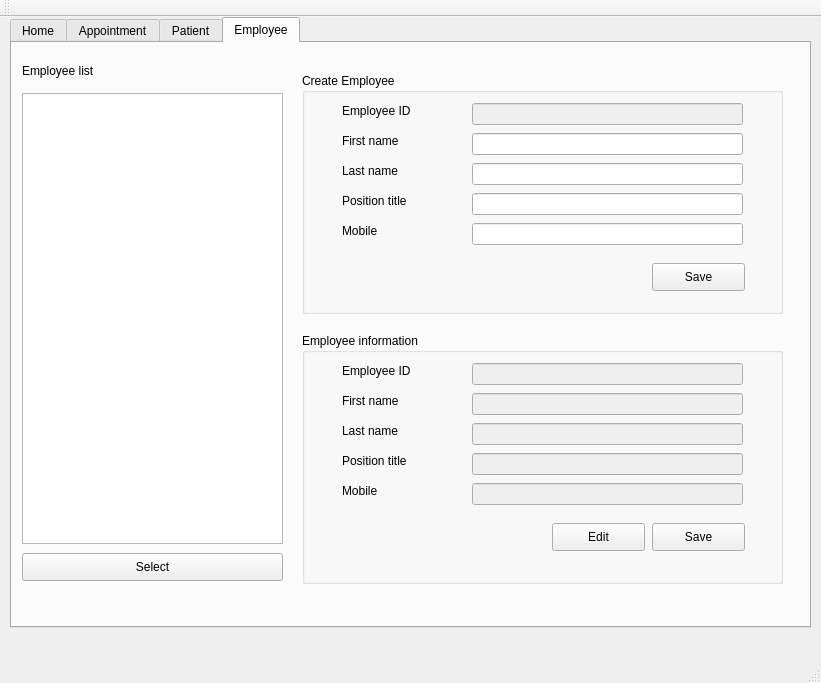
Before: the Qt Designer form DoctorsOffice/doctorsoffice.ui in katrinealmas/DAVE3605-Final-assignment, drawn with Qt 5.
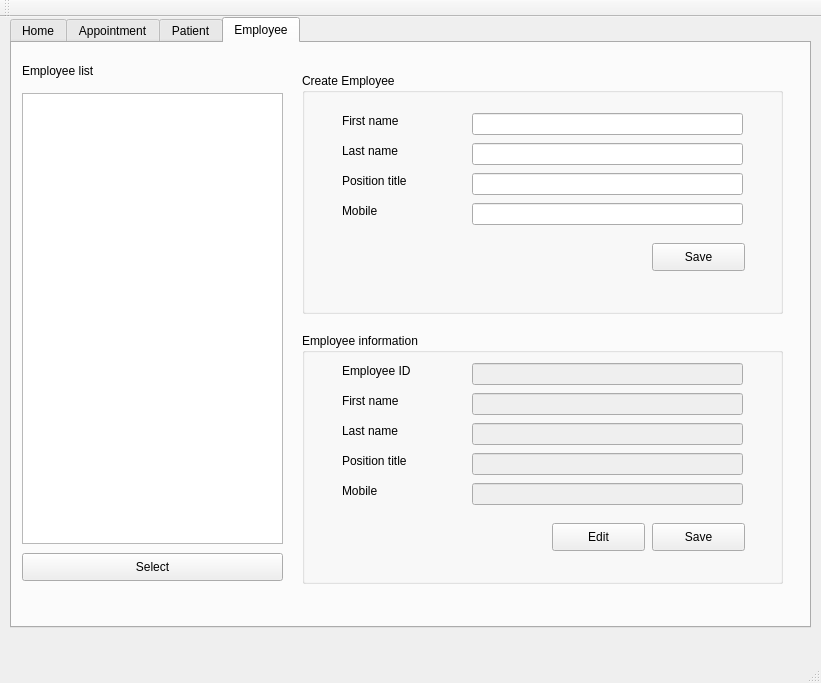
After: the same form once the commit is applied. The open tabs and pages were chosen to show the change.

Patch:
```diff
--- a/DoctorsOffice/doctorsoffice.ui
+++ b/DoctorsOffice/doctorsoffice.ui
@@ -988,24 +988,11 @@
       <property name="title">
        <string>Create Employee</string>
       </property>
-      <widget class="QLabel" name="createEmployeeIdLabel">
-       <property name="geometry">
-        <rect>
-         <x>40</x>
-         <y>30</y>
-         <width>71</width>
-         <height>16</height>
-        </rect>
-       </property>
-       <property name="text">
-        <string>Employee ID</string>
-       </property>
-      </widget>
       <widget class="QLabel" name="createEmployeeFirstLabel">
        <property name="geometry">
         <rect>
          <x>40</x>
-         <y>60</y>
+         <y>40</y>
          <width>61</width>
          <height>16</height>
         </rect>
@@ -1018,7 +1005,7 @@
        <property name="geometry">
         <rect>
          <x>40</x>
-         <y>90</y>
+         <y>70</y>
          <width>61</width>
          <height>16</height>
         </rect>
@@ -1031,7 +1018,7 @@
        <property name="geometry">
         <rect>
          <x>40</x>
-         <y>120</y>
+         <y>100</y>
          <width>71</width>
          <height>16</height>
         </rect>
@@ -1044,7 +1031,7 @@
        <property name="geometry">
         <rect>
          <x>40</x>
-         <y>150</y>
+         <y>130</y>
          <width>41</width>
          <height>16</height>
         </rect>
@@ -1053,24 +1040,11 @@
         <string>Mobile</string>
        </property>
       </widget>
-      <widget class="QLineEdit" name="createEmployeeIdLine">
-       <property name="enabled">
-        <bool>false</bool>
-       </property>
-       <property name="geometry">
-        <rect>
-         <x>170</x>
-         <y>30</y>
-         <width>271</width>
-         <height>22</height>
-        </rect>
-       </property>
-      </widget>
       <widget class="QLineEdit" name="createEmployeeFirstLine">
        <property name="geometry">
         <rect>
          <x>170</x>
-         <y>60</y>
+         <y>40</y>
          <width>271</width>
          <height>22</height>
         </rect>
@@ -1080,7 +1054,7 @@
        <property name="geometry">
         <rect>
          <x>170</x>
-         <y>90</y>
+         <y>70</y>
          <width>271</width>
          <height>22</height>
         </rect>
@@ -1090,7 +1064,7 @@
        <property name="geometry">
         <rect>
          <x>170</x>
-         <y>120</y>
+         <y>100</y>
          <width>271</width>
          <height>22</height>
         </rect>
@@ -1100,7 +1074,7 @@
        <property name="geometry">
         <rect>
          <x>170</x>
-         <y>150</y>
+         <y>130</y>
          <width>271</width>
          <height>22</height>
         </rect>
@@ -1110,7 +1084,7 @@
        <property name="geometry">
         <rect>
          <x>350</x>
-         <y>190</y>
+         <y>170</y>
          <width>93</width>
          <height>28</height>
         </rect>
```
Left out of the diff: 4 changed lines with no effect on the pictures.
